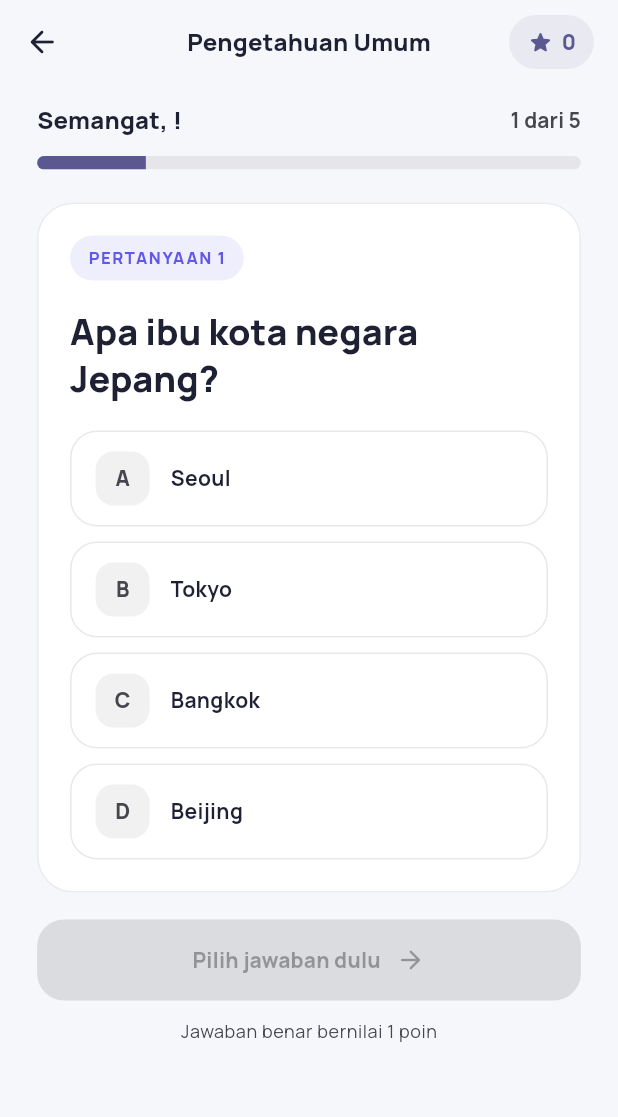
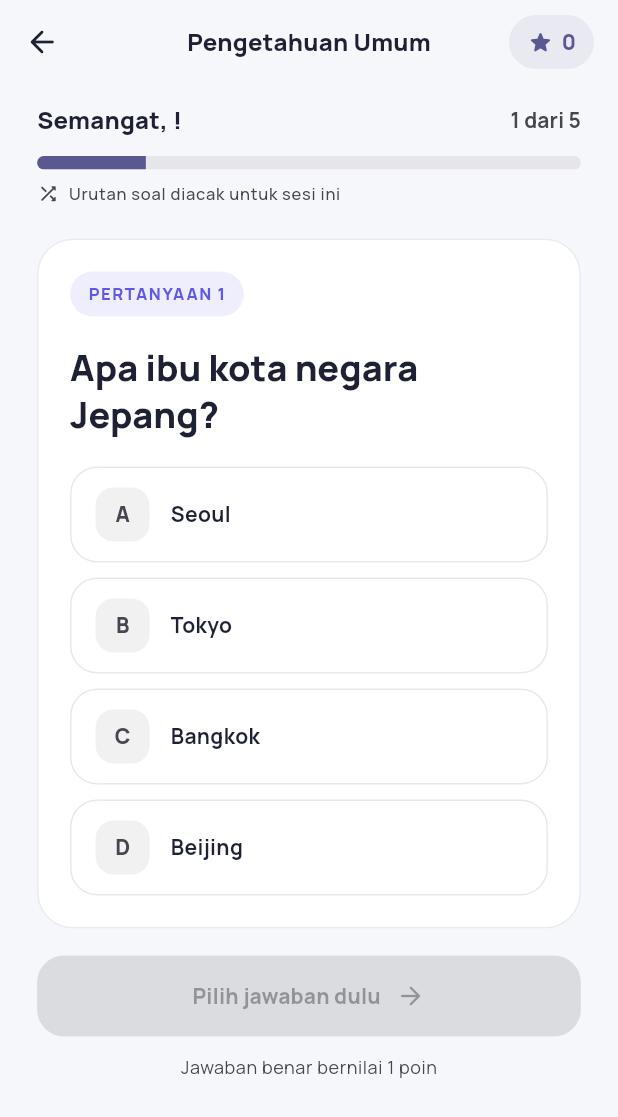
Before and after one commit to davidjonaths/KuisApp, a Flutter app: the QuizScreen screen opened directly, on a phone screen of 412 x 824 dp. Shown: the top 1117 px of the screen. Run offline on Flutter 3.47's test engine with Material 3 defaults, Android fonts, the light colour scheme and no system bars; our stand-ins replace flutter_svg.

Commit message:
feat: shuffle quiz questions per session

```diff
--- a/lib/app/quiz_controller.dart
+++ b/lib/app/quiz_controller.dart
@@ -1,9 +1,15 @@
+import 'dart:math';
+
 import 'package:flutter/material.dart';
 
 import '../data/quiz_data.dart';
+import '../models/quiz_question.dart';
 import '../models/quiz_topic.dart';
 
 class QuizController extends ChangeNotifier {
+  QuizController({Random? random}) : _random = random ?? Random();
+
+  final Random _random;
   final ValueNotifier<ThemeMode> themeMode = ValueNotifier(ThemeMode.light);
 
   String playerName = '';
@@ -11,6 +17,7 @@ class QuizController extends ChangeNotifier {
   int currentQuestionIndex = 0;
   int? selectedAnswerIndex;
   int correctAnswers = 0;
+  List<QuizQuestion> _questions = [];
   final List<int?> _selectedAnswers = [];
   bool isComplete = false;
   bool isInProgress = false;
@@ -18,7 +25,11 @@ class QuizController extends ChangeNotifier {
   QuizTopic get selectedTopic =>
       quizTopics.firstWhere((topic) => topic.id == selectedTopicId);
 
-  int get questionCount => selectedTopic.questions.length;
+  List<QuizQuestion> get questions => List.unmodifiable(
+    _questions.isEmpty ? selectedTopic.questions : _questions,
+  );
+
+  int get questionCount => questions.length;
 
   bool get hasAnswered => selectedAnswerIndex != null;
 
@@ -46,6 +57,7 @@ class QuizController extends ChangeNotifier {
   void startQuiz({required String name, required String topicId}) {
     playerName = name.trim();
     selectedTopicId = topicId;
+    _questions = List.of(selectedTopic.questions)..shuffle(_random);
     currentQuestionIndex = 0;
     selectedAnswerIndex = null;
     correctAnswers = 0;
@@ -61,8 +73,7 @@ class QuizController extends ChangeNotifier {
     if (hasAnswered || isComplete) return;
     selectedAnswerIndex = answerIndex;
     _selectedAnswers[currentQuestionIndex] = answerIndex;
-    if (answerIndex ==
-        selectedTopic.questions[currentQuestionIndex].answerIndex) {
+    if (answerIndex == _questions[currentQuestionIndex].answerIndex) {
       correctAnswers++;
     }
     notifyListeners();
--- a/lib/screens/quiz_screen.dart
+++ b/lib/screens/quiz_screen.dart
@@ -14,7 +14,7 @@ class QuizScreen extends StatelessWidget {
   Widget build(BuildContext context) {
     final controller = QuizScope.of(context);
     final topic = controller.selectedTopic;
-    final question = topic.questions[controller.currentQuestionIndex];
+    final question = controller.questions[controller.currentQuestionIndex];
     final colors = Theme.of(context).colorScheme;
     final isWide = MediaQuery.sizeOf(context).width >= 760;
     final horizontalPadding = (MediaQuery.sizeOf(context).width * 0.06).clamp(
@@ -220,6 +220,26 @@ class _ProgressHeader extends StatelessWidget {
             color: colors.primary,
           ),
         ),
+        const SizedBox(height: 8),
+        Row(
+          children: [
+            Icon(
+              Icons.shuffle_rounded,
+              size: 15,
+              color: colors.onSurfaceVariant,
+            ),
+            const SizedBox(width: 6),
+            Expanded(
+              child: Text(
+                'Urutan soal diacak untuk sesi ini',
+                maxLines: 1,
+                overflow: TextOverflow.ellipsis,
+                style: Theme.of(context).textTheme.labelSmall
+                    ?.copyWith(color: colors.onSurfaceVariant),
+              ),
+            ),
+          ],
+        ),
       ],
     );
   }
--- a/lib/screens/review_screen.dart
+++ b/lib/screens/review_screen.dart
@@ -41,12 +41,12 @@ class ReviewScreen extends StatelessWidget {
                     ?.copyWith(color: colors.onSurfaceVariant),
               ),
               const SizedBox(height: 20),
-              for (var index = 0; index < topic.questions.length; index++)
+              for (var index = 0; index < controller.questions.length; index++)
                 Padding(
                   padding: const EdgeInsets.only(bottom: 14),
                   child: _ReviewCard(
                     number: index + 1,
-                    question: topic.questions[index],
+                    question: controller.questions[index],
                     selectedAnswer: controller.selectedAnswers[index],
                   ),
                 ),
```
Also changed, not shown: 3 other files.
